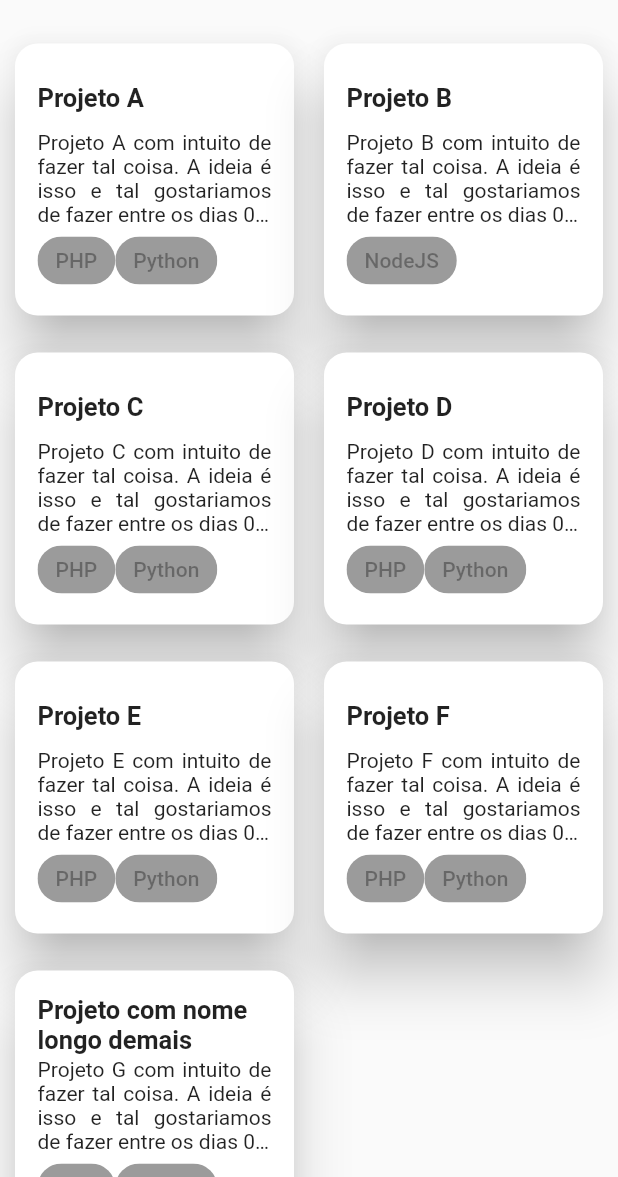
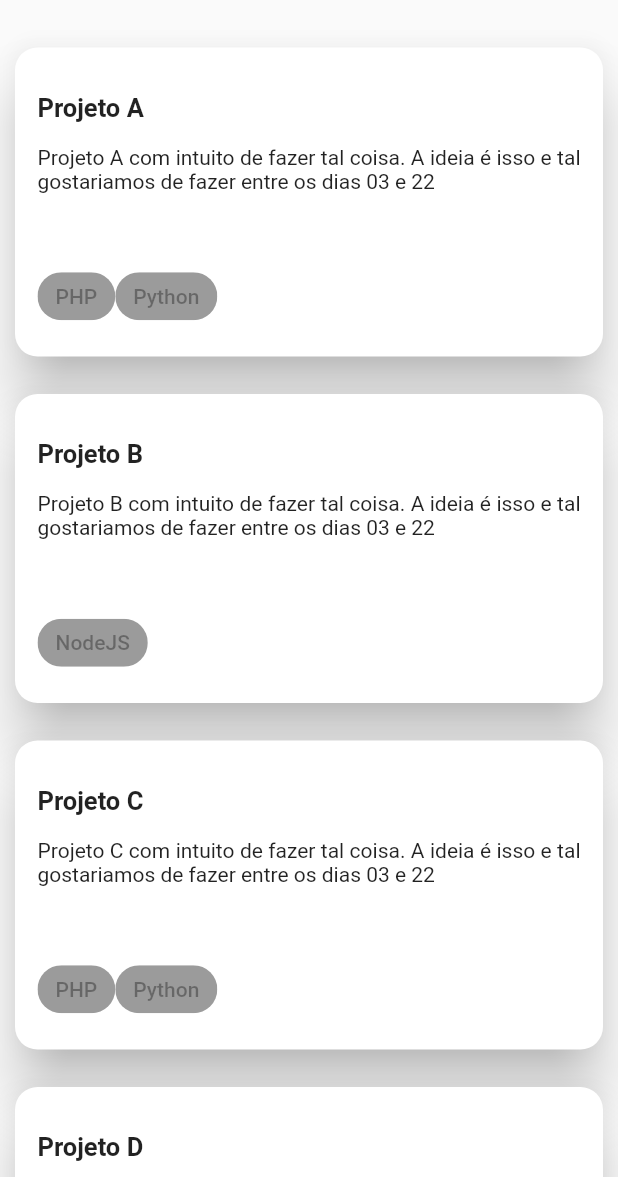
Before and after one commit to erickdaros/Jobber-Client, a Flutter app: the screen it shows after launch, on a phone screen of 412 x 824 dp, the part 59-1236 px from its top. Run offline on Flutter 3.47's test engine with Material 2 defaults, Android fonts, the phone set to English and light mode, and no system bars.

Commit message:
Alterado GridView para ListView e Corrigido nova altura dos cards

```diff
--- a/lib/views/main_view.dart
+++ b/lib/views/main_view.dart
@@ -82,46 +82,48 @@ class _MainViewState extends State<MainView> {
             key: _refreshIndicatorKey,
             onRefresh: _refresh,
             color: JobberTheme.purple,
-            child: GridView.builder(
+            child: ListView.builder(
                 itemCount: litems.length,
                 physics: BouncingScrollPhysics(),
-                gridDelegate:
-                new SliverGridDelegateWithFixedCrossAxisCount(crossAxisCount: isGrid?2:1),
                 itemBuilder: (BuildContext context, int index) {
-                  return new GestureDetector(
+                  return Padding(
+                    padding: index==0?const EdgeInsets.only(top: 15, bottom: 25):const EdgeInsets.only(bottom: 25),
+                    child: Container(
+                      child: new GestureDetector(
                         child: new JobCard(
-                      heightPercent: isGrid?22:45,
-                      isMini: isGrid,
+                          heightPercent: 25,
                           widthModifier: 5,
                           title: litems[index].title,
                           description: litems[index].description,
                           skills: litems[index].skills,
                         ),
                         onTap: () {
-                      showDialog(
-                        barrierDismissible: false,
-                        context: context,
-                        child: new CupertinoAlertDialog(
-                          title: new Column(
-                            children: <Widget>[
-                              new Text("GridView"),
-                              new Icon(
-                                Icons.favorite,
-                                color: Colors.green,
+//                    showDialog(
+//                      barrierDismissible: false,
+//                      context: context,
+//                      child: new CupertinoAlertDialog(
+//                        title: new Column(
+//                          children: <Widget>[
+//                            new Text("GridView"),
+//                            new Icon(
+//                              Icons.favorite,
+//                              color: Colors.green,
+//                            ),
+//                          ],
+//                        ),
+//                        content: new Text("Selected Item $index"),
+//                        actions: <Widget>[
+//                          new FlatButton(
+//                              onPressed: () {
+//                                Navigator.of(context).pop();
+//                              },
+//                              child: new Text("OK"))
+//                        ],
+//                      ),
+//                    );
+                        },
                       ),
-                            ],
                     ),
-                          content: new Text("Selected Item $index"),
-                          actions: <Widget>[
-                            new FlatButton(
-                                onPressed: () {
-                                  Navigator.of(context).pop();
-                                },
-                                child: new Text("OK"))
-                          ],
-                        ),
-                      );
-                    },
                   );
                 }),
           ),
--- a/lib/widgets/job_card.dart
+++ b/lib/widgets/job_card.dart
@@ -18,7 +18,7 @@ class JobCard extends StatelessWidget{
     this.heightPercent,
     this.widthModifier,
     this.title="",
-    this.isMini,
+    this.isMini = false,
     this.description,
     this.skills
   }):super(key: key);
```
Lines whose indentation alone changed are shown as unchanged.
